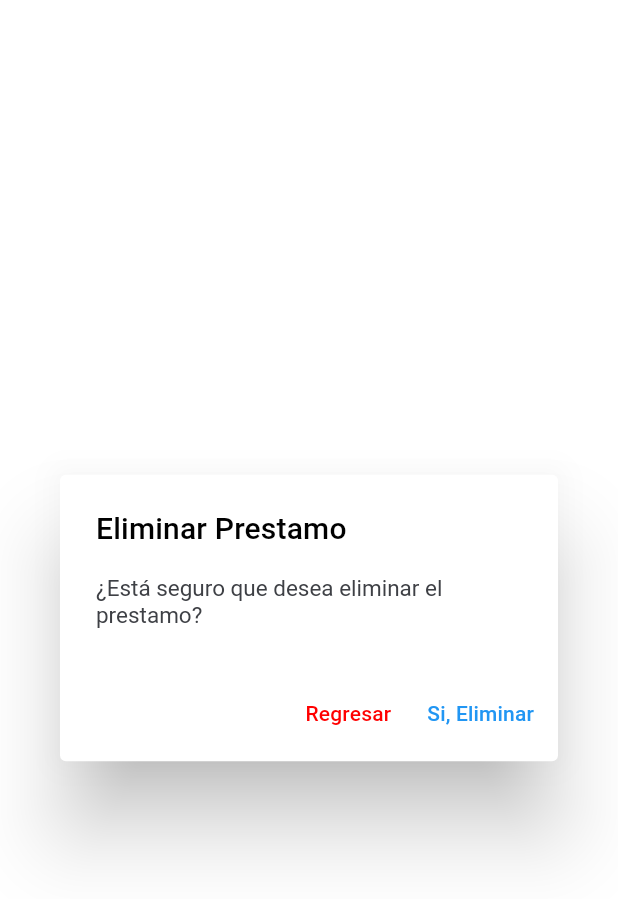
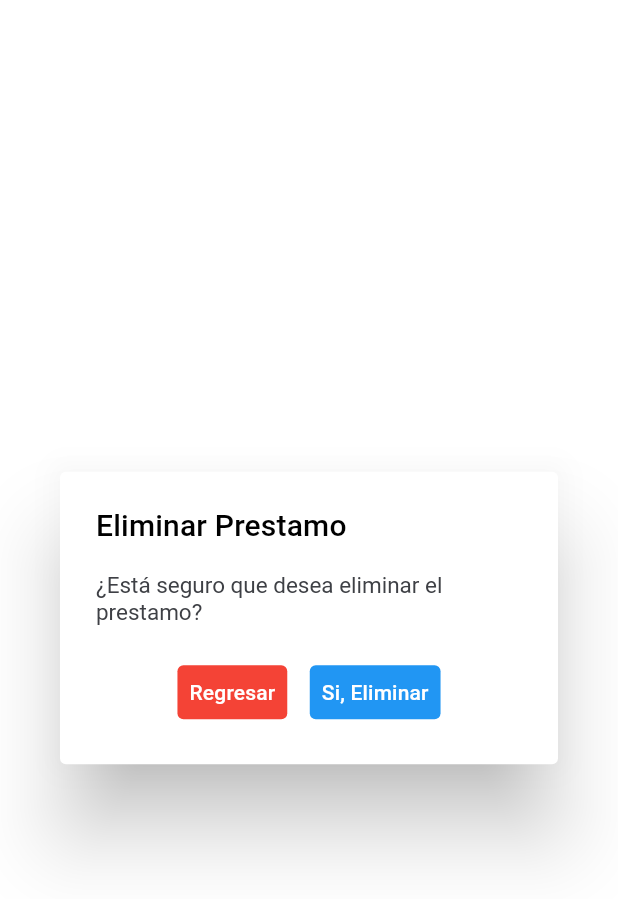
Before and after one commit to layscript/casa-empenio-flutter-v2, a Flutter app: the CancelDialogReportLoan widget shown alone on an empty page, opened directly with empty values, on a phone screen of 412 x 824 dp. Shown: the top 899 px of the screen. Run offline on Flutter 3.47's test engine with Material 2 defaults, Android fonts, the phone set to English and light mode, and no system bars; our stand-ins replace cached_network_image, dartz, dio, equatable, flutter_bloc, font_awesome_flutter and 8 more; missing offline and left inert: dart:ffi, excel, quantity_input; accounts and stored records are empty; network calls fail; statements that could not run were skipped.

Commit message:
CHORE: FIX

```diff
--- a/lib/presentation/features/home/features/reports/widgets/cancel_dialog_report_loan.dart
+++ b/lib/presentation/features/home/features/reports/widgets/cancel_dialog_report_loan.dart
@@ -11,6 +11,7 @@ class CancelDialogReportLoan extends StatelessWidget {
     required this.codigo,
     required this.idCaja,
   });
+
   final int codigo;
   final int idCaja;
 
@@ -20,43 +21,67 @@ class CancelDialogReportLoan extends StatelessWidget {
 
     return BlocListener<ReportsBloc, ReportsState>(
       listener: (context, state) {
-        if (state.isReportsContractCanceledLoading) {
-          OverlayLoader.show(context);
-        } else {
-          OverlayLoader.hide();
+        print('_staeeeeee: ${state.statusCanceledContracts}');
+
         if (state.isReportsContractCanceledError) {
+          Navigator.pop(context);
           ErrorSnackbar.show(
             context,
-              state.message ?? 'Ocurrió un error al eliminar el prestamo',
+            state.message ?? 'Ocurrió un error al eliminar el préstamo',
           );
         }
         if (state.isReportsContractCanceledSuccess) {
+          Navigator.pop(context);
           SuccessSnackbar.show(context, 'Eliminado correctamente');
-          }
         }
       },
       child: AlertDialog(
         title: const Text('Eliminar Prestamo'),
-        content: const Text(
+        content: BlocBuilder<ReportsBloc, ReportsState>(
+          builder: (context, state) {
+            if (state.isReportsContractCanceledLoading) {
+              return const Column(
+                mainAxisSize: MainAxisSize.min,
+                children: [
+                  Center(child: CircularProgressIndicator()),
+                ],
+              );
+            }
+            return Column(
+              mainAxisSize: MainAxisSize.min,
+              children: [
+                const Text(
                   '¿Está seguro que desea eliminar el prestamo?',
                   style: TextStyle(
                     color: AppColors.primaryText,
                     fontWeight: FontWeight.normal,
                   ),
                 ),
-        actions: [
+                const SizedBox(height: 20),
+                Row(
+                  mainAxisSize: MainAxisSize.min,
+                  children: [
                     TextButton(
+                      style: ButtonStyle(
+                        backgroundColor: MaterialStateProperty.all(Colors.red),
+                        foregroundColor:
+                            MaterialStateProperty.all(Colors.white),
+                      ),
                       onPressed: () => Navigator.pop(context),
                       child: const Text(
                         'Regresar',
-              style: TextStyle(
-                color: AppColors.red,
                       ),
                     ),
+                    const SizedBox(width: 15),
+                    TextButton(
+                      style: ButtonStyle(
+                        backgroundColor: MaterialStateProperty.all(Colors.blue),
+                        foregroundColor:
+                            MaterialStateProperty.all(Colors.white),
                       ),
-          TextButton(
-            onPressed: () {
-              Navigator.pop(context);
+                      onPressed: state.isReportsContractCanceledLoading
+                          ? null
+                          : () {
                               context.read<ReportsBloc>().add(
                                     CancelReportLoan(
                                       loanId: codigo,
@@ -65,11 +90,14 @@ class CancelDialogReportLoan extends StatelessWidget {
                                     ),
                                   );
                             },
-            child: const Text(
-              'Si, Eliminar',
-            ),
+                      child: const Text('Si, Eliminar'),
                     ),
                   ],
+                ),
+              ],
+            );
+          },
+        ),
       ),
     );
   }
```
Also changed, not shown: lib/presentation/features/home/features/reports/bloc/reports_bloc.dart (+5 -8 lines), lib/presentation/features/home/features/reports/views/contract_reports_view.dart (+30 -19 lines). Lines whose indentation alone changed are shown as unchanged.
